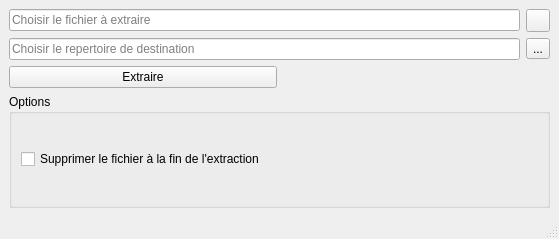
Starland9/UnityPackageExtractor, file ui/app.ui: the form before one commit.
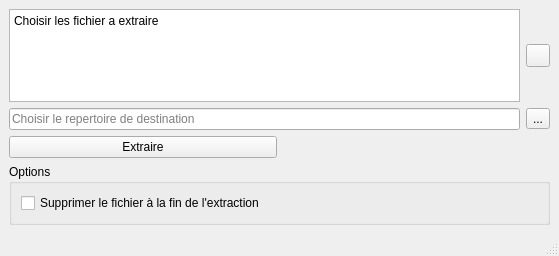
The form after the commit. Icons and pictures are not drawn.

Patch:
```diff
--- a/ui/app.ui
+++ b/ui/app.ui
@@ -7,7 +7,7 @@
     <x>0</x>
     <y>0</y>
     <width>559</width>
-    <height>239</height>
+    <height>256</height>
    </rect>
   </property>
   <property name="windowTitle">
@@ -34,12 +34,19 @@
     <item row="0" column="0" colspan="2">
      <layout class="QHBoxLayout" name="horizontalLayout_2">
       <item>
-       <widget class="QLineEdit" name="lineFile">
+       <widget class="QTextEdit" name="filesNames">
         <property name="readOnly">
          <bool>true</bool>
         </property>
-        <property name="placeholderText">
-         <string>Choisir le fichier à extraire</string>
+        <property name="html">
+         <string>&lt;!DOCTYPE HTML PUBLIC &quot;-//W3C//DTD HTML 4.0//EN&quot; &quot;http://www.w3.org/TR/REC-html40/strict.dtd&quot;&gt;
+&lt;html&gt;&lt;head&gt;&lt;meta name=&quot;qrichtext&quot; content=&quot;1&quot; /&gt;&lt;meta charset=&quot;utf-8&quot; /&gt;&lt;style type=&quot;text/css&quot;&gt;
+p, li { white-space: pre-wrap; }
+hr { height: 1px; border-width: 0; }
+li.unchecked::marker { content: &quot;\2610&quot;; }
+li.checked::marker { content: &quot;\2612&quot;; }
+&lt;/style&gt;&lt;/head&gt;&lt;body style=&quot; font-family:'Segoe UI'; font-size:9pt; font-weight:400; font-style:normal;&quot;&gt;
+&lt;p style=&quot; margin-top:0px; margin-bottom:0px; margin-left:0px; margin-right:0px; -qt-block-indent:0; text-indent:0px;&quot;&gt;Choisir les fichier a extraire&lt;/p&gt;&lt;/body&gt;&lt;/html&gt;</string>
         </property>
        </widget>
       </item>
```
Left out of the diff: 8 changed lines with no effect on the pictures.
